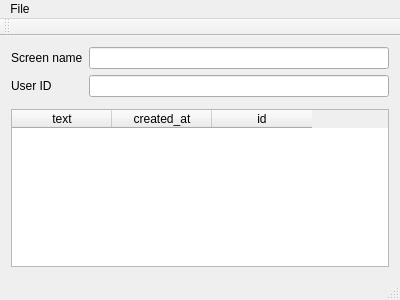
607011/Twindicator, file mainwindow.ui: the form before one commit.
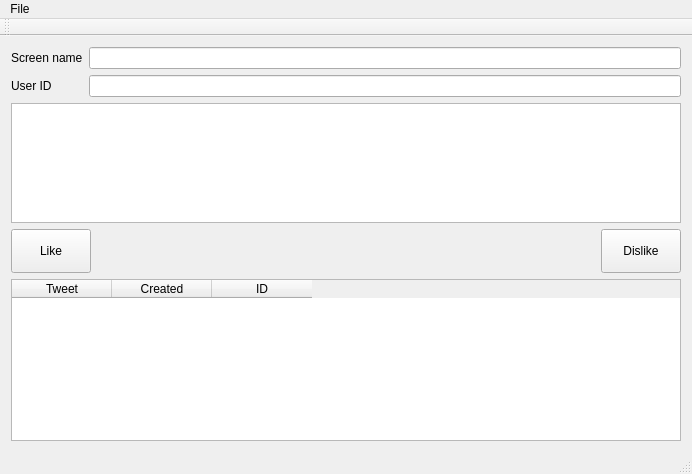
The form after the commit.

Patch:
```diff
--- a/mainwindow.ui
+++ b/mainwindow.ui
@@ -6,8 +6,8 @@
    <rect>
     <x>0</x>
     <y>0</y>
-    <width>400</width>
-    <height>300</height>
+    <width>692</width>
+    <height>474</height>
    </rect>
   </property>
   <property name="mouseTracking">
@@ -21,7 +21,7 @@
     <item>
      <layout class="QFormLayout" name="formLayout">
       <property name="bottomMargin">
-       <number>6</number>
+       <number>0</number>
       </property>
       <item row="0" column="0">
        <widget class="QLabel" name="label">
@@ -53,21 +53,95 @@
       </item>
      </layout>
     </item>
+    <item>
+     <widget class="QTextEdit" name="tweetTextEdit">
+      <property name="sizePolicy">
+       <sizepolicy hsizetype="Expanding" vsizetype="Preferred">
+        <horstretch>0</horstretch>
+        <verstretch>0</verstretch>
+       </sizepolicy>
+      </property>
+      <property name="maximumSize">
+       <size>
+        <width>16777215</width>
+        <height>150</height>
+       </size>
+      </property>
+     </widget>
+    </item>
+    <item>
+     <layout class="QHBoxLayout" name="horizontalLayout">
+      <property name="bottomMargin">
+       <number>0</number>
+      </property>
+      <item>
+       <widget class="QPushButton" name="likePushButton">
+        <property name="sizePolicy">
+         <sizepolicy hsizetype="Minimum" vsizetype="Preferred">
+          <horstretch>0</horstretch>
+          <verstretch>0</verstretch>
+         </sizepolicy>
+        </property>
+        <property name="minimumSize">
+         <size>
+          <width>44</width>
+          <height>44</height>
+         </size>
+        </property>
+        <property name="text">
+         <string>Like</string>
+        </property>
+       </widget>
+      </item>
+      <item>
+       <spacer name="horizontalSpacer">
+        <property name="orientation">
+         <enum>Qt::Horizontal</enum>
+        </property>
+        <property name="sizeHint" stdset="0">
+         <size>
+          <width>40</width>
+          <height>20</height>
+         </size>
+        </property>
+       </spacer>
+      </item>
+      <item>
+       <widget class="QPushButton" name="dislikePushButton">
+        <property name="sizePolicy">
+         <sizepolicy hsizetype="Minimum" vsizetype="Preferred">
+          <horstretch>0</horstretch>
+          <verstretch>0</verstretch>
+         </sizepolicy>
+        </property>
+        <property name="minimumSize">
+         <size>
+          <width>44</width>
+          <height>44</height>
+         </size>
+        </property>
+        <property name="text">
+         <string>Dislike</string>
+        </property>
+       </widget>
+      </item>
+     </layout>
+    </item>
     <item>
      <widget class="QTableWidget" name="tableWidget">
       <column>
        <property name="text">
-        <string>text</string>
+        <string>Tweet</string>
        </property>
       </column>
       <column>
        <property name="text">
-        <string>created_at</string>
+        <string>Created</string>
        </property>
       </column>
       <column>
        <property name="text">
-        <string>id</string>
+        <string>ID</string>
        </property>
       </column>
      </widget>
@@ -79,7 +153,7 @@
     <rect>
      <x>0</x>
      <y>0</y>
-     <width>400</width>
+     <width>692</width>
      <height>21</height>
     </rect>
    </property>
```
Left out of the diff: 12 changed lines with no effect on the pictures.
